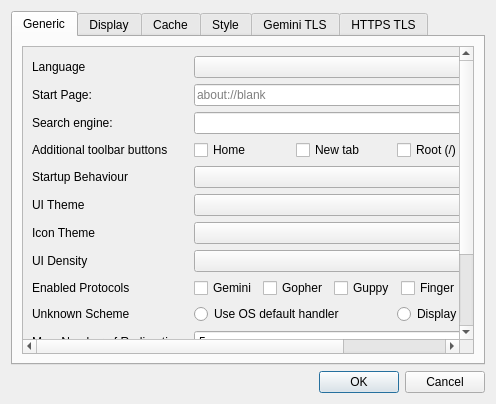
The window that src/dialogs/settingsdialog.ui (ikskuh/kristall) describes before a commit, drawn with Qt 5.
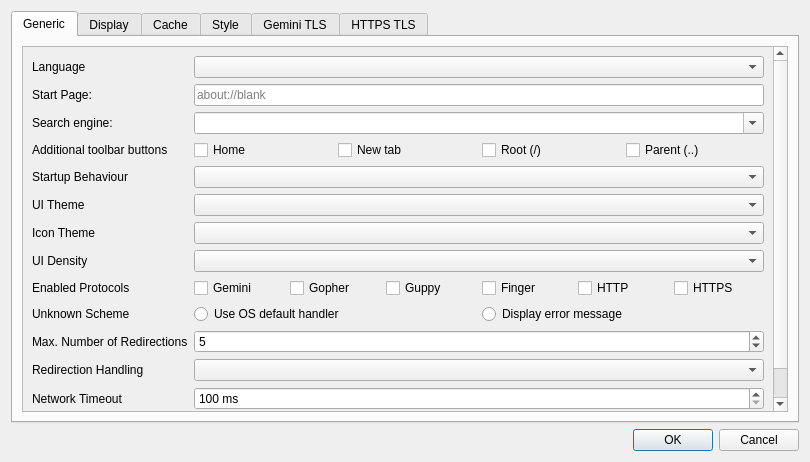
The same window after the commit. Icons and pictures are not drawn. Custom widgets are drawn as their Qt base class.

```diff
--- a/src/dialogs/settingsdialog.ui
+++ b/src/dialogs/settingsdialog.ui
@@ -2,14 +2,7 @@
 <ui version="4.0">
  <class>SettingsDialog</class>
  <widget class="QDialog" name="SettingsDialog">
-  <property name="geometry">
-   <rect>
-    <x>0</x>
-    <y>0</y>
-    <width>496</width>
-    <height>404</height>
-   </rect>
-  </property>
+
   <property name="windowTitle">
    <string>Settings</string>
   </property>
```
